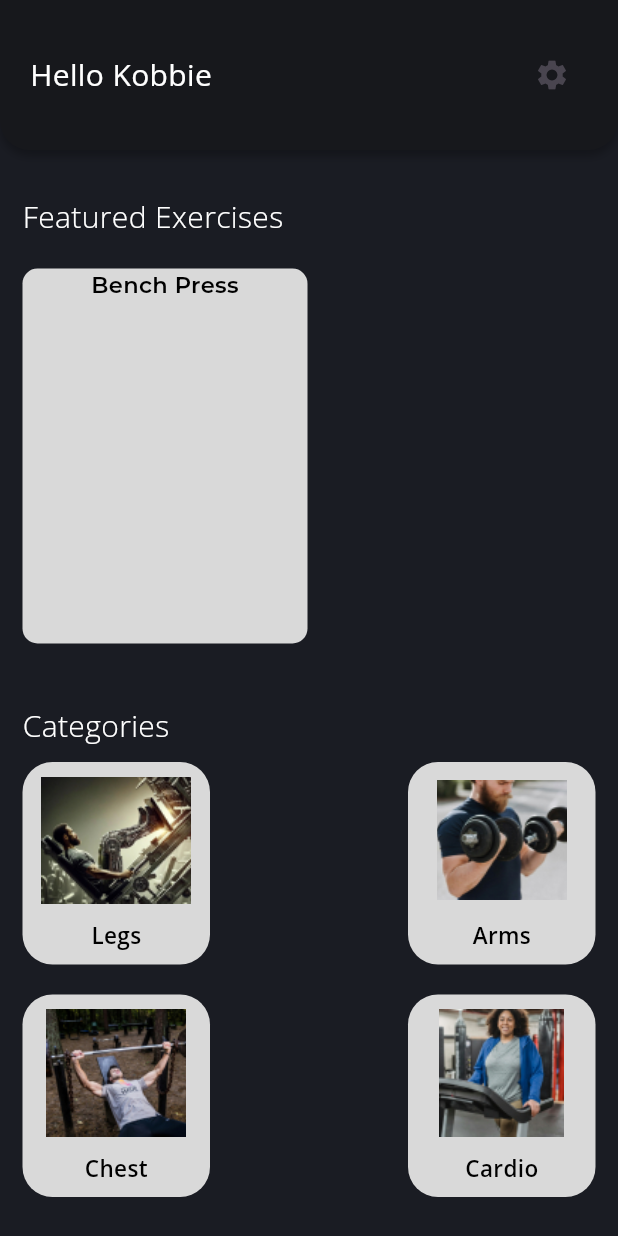
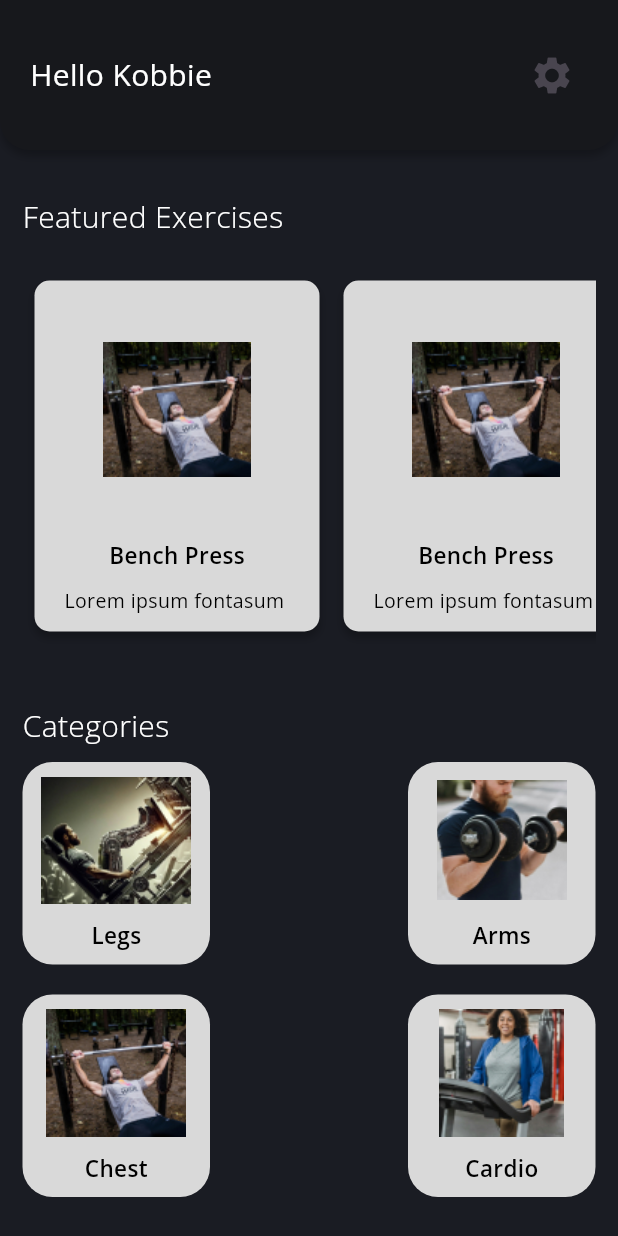
Before and after one commit to TheRealKwabena/kinetik, a Flutter app: the HomePage screen opened directly, on a phone screen of 412 x 824 dp. Run offline on Flutter 3.47's test engine with Material 3 defaults, Android fonts, the light colour scheme and no system bars; our stand-ins replace font_awesome_flutter, google_fonts.

Commit message:
feat: completed featured exercises carousel

```diff
--- /dev/null
+++ b/lib/components/featured_exercises_card.dart
@@ -0,0 +1,64 @@
+import 'package:flutter/material.dart';
+import 'package:google_fonts/google_fonts.dart';
+
+import '../constants.dart';
+
+class FeaturedExercisesCard extends StatelessWidget {
+  final String assetLink;
+  final String exercise;
+  final String exerciseDescription;
+
+  FeaturedExercisesCard(
+      {required this.assetLink,
+      required this.exercise,
+      required this.exerciseDescription});
+
+  @override
+  Widget build(BuildContext context) {
+    return Padding(
+      padding: const EdgeInsets.all(8.0),
+      child: Container(
+        decoration: BoxDecoration(
+            color: Constants.greyColor,
+            borderRadius: BorderRadius.all(
+              Radius.circular(10),
+            ),
+            boxShadow: [
+              BoxShadow(
+                color: Color.fromRGBO(0, 0, 0, 0.25),
+                blurRadius: 4,
+                offset: Offset(0.0, 4.0),
+              )
+            ]),
+        height: 230,
+        width: 190,
+        child: Column(
+          mainAxisAlignment: MainAxisAlignment.spaceEvenly,
+          children: [
+            Container(
+              child: Image(
+                image: AssetImage(this.assetLink),
+                height: 150,
+                width: 150,
+              ),
+            ),
+            Text(
+              this.exercise,
+              style: GoogleFonts.openSans(
+                  color: Colors.black,
+                  fontSize: 15,
+                  fontWeight: FontWeight.w600),
+            ),
+            Text(
+              this.exerciseDescription,
+              style: GoogleFonts.openSans(
+                  color: Colors.black,
+                  fontSize: 13,
+                  fontWeight: FontWeight.w400),
+            ),
+          ],
+        ),
+      ),
+    );
+  }
+}
--- a/lib/pages/home_page.dart
+++ b/lib/pages/home_page.dart
@@ -1,5 +1,6 @@
 import 'package:flutter/material.dart';
 import "package:google_fonts/google_fonts.dart";
+import 'package:kinetik/components/featured_exercises_card.dart';
 import 'package:kinetik/constants.dart';
 
 import '../components/body_category_card.dart';
@@ -49,13 +50,16 @@ class _HomePageState extends State<HomePage> {
                   mainAxisAlignment: MainAxisAlignment.spaceBetween,
                   children: [
                     Text(
-                      "Hello Kobbie",
+                      "Hello $name",
                       style: GoogleFonts.openSans(
                           color: Colors.white, fontSize: 20),
                     ),
                     IconButton(
                       onPressed: this.onPressed,
-                      icon: Icon(Icons.settings),
+                      icon: Icon(
+                        Icons.settings,
+                        size: 30,
+                      ),
                     )
                   ],
                 ),
@@ -85,25 +89,18 @@ class _HomePageState extends State<HomePage> {
                     child: ListView(
                       scrollDirection: Axis.horizontal,
                       children: [
-                        Container(
-                          decoration: BoxDecoration(
-                              color: Constants.greyColor,
-                              borderRadius:
-                                  BorderRadius.all(Radius.circular(10))),
-                          height: 230,
-                          width: 190,
-                          child: Column(
-                            children: [
-                              Text(
-                                "Bench Press",
-                                style: GoogleFonts.montserrat(
-                                    color: Colors.black,
-                                    fontSize: 15,
-                                    fontWeight: FontWeight.w600),
-                              )
-                            ],
-                          ),
-                        ),
+                        FeaturedExercisesCard(
+                            assetLink: "images/chest.jpg",
+                            exercise: "Bench Press",
+                            exerciseDescription: "Lorem ipsum fontasum "),
+                        FeaturedExercisesCard(
+                            assetLink: "images/chest.jpg",
+                            exercise: "Bench Press",
+                            exerciseDescription: "Lorem ipsum fontasum "),
+                        FeaturedExercisesCard(
+                            assetLink: "images/chest.jpg",
+                            exercise: "Bench Press",
+                            exerciseDescription: "Lorem ipsum fontasum "),
                       ],
                     ),
                   ),
```
